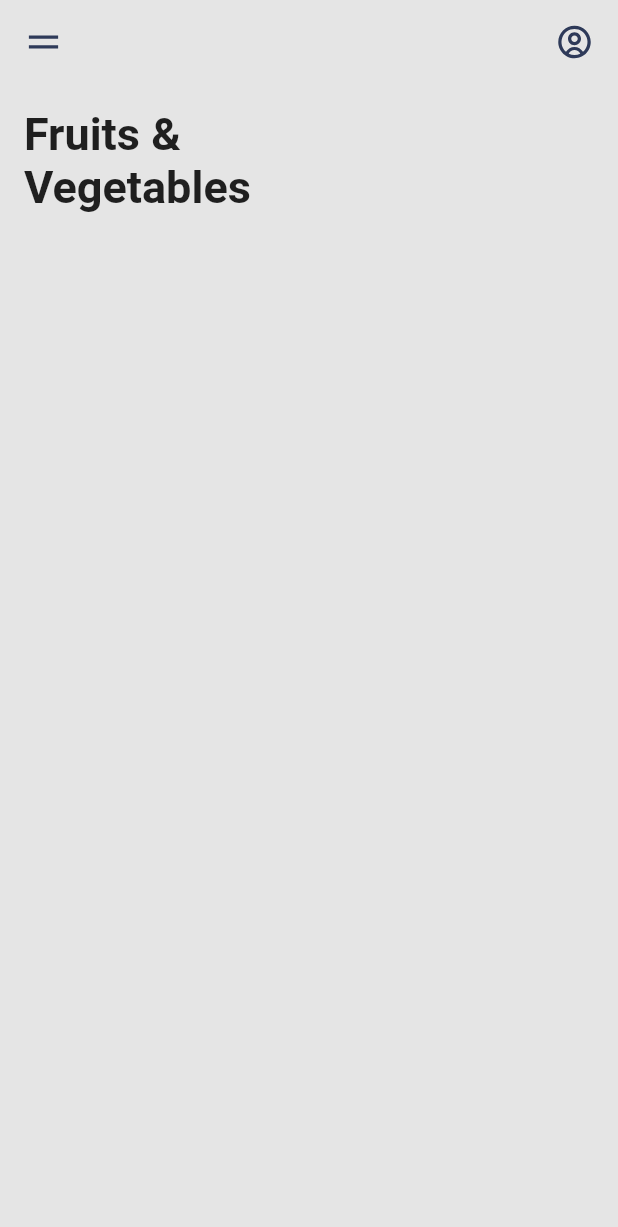
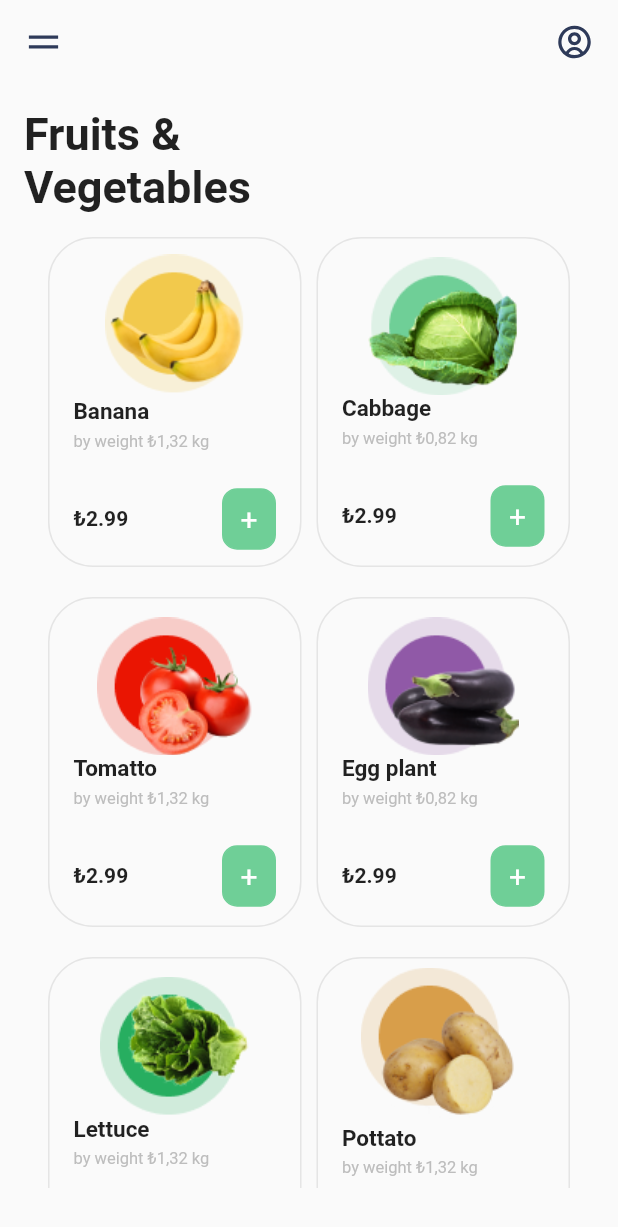
Before and after one commit to Ceyhunnnn/Flutter-E-Commerce-App, a Flutter app: the screen it shows after launch, on a phone screen of 412 x 824 dp. Shown: the top 1227 px of the screen. Run offline on Flutter 3.47's test engine with Material 2 defaults, Android fonts, the phone set to English and light mode, and no system bars; our stand-ins replace flutter_svg.

Commit message:
fruit view created.

```diff
--- /dev/null
+++ b/lib/components/card.dart
@@ -0,0 +1,16 @@
+import 'package:flutter/src/widgets/framework.dart';
+import 'package:flutter/src/widgets/placeholder.dart';
+
+class FruitCard extends StatefulWidget {
+  const FruitCard({super.key});
+
+  @override
+  State<FruitCard> createState() => _FruitCardState();
+}
+
+class _FruitCardState extends State<FruitCard> {
+  @override
+  Widget build(BuildContext context) {
+    return const Placeholder();
+  }
+}
--- /dev/null
+++ b/lib/constants/color_constant.dart
@@ -0,0 +1,5 @@
+import 'package:flutter/material.dart';
+
+final descTextColor = Color(0XFFBDBDBD);
+final borderColor = Color(0xFFE5E5E5);
+final green = Color(0XFF6FCF97);
--- a/lib/main.dart
+++ b/lib/main.dart
@@ -1,4 +1,4 @@
-import 'package:app/view/main/main_view.dart';
+import 'package:app/view/fruit/fruit_view.dart';
 import 'package:flutter/material.dart';
 
 void main() {
@@ -13,7 +13,7 @@ class MyApp extends StatelessWidget {
     return MaterialApp(
       debugShowCheckedModeBanner: false,
       title: 'Flutter E-Commerce App',
-      home: MainView(),
+      home: FruitView(),
     );
   }
 }
--- /dev/null
+++ b/lib/view/fruit/fruit_model.dart
@@ -0,0 +1,11 @@
+class FruitsVegetables {
+  late String name;
+  late String desc;
+  late double price;
+  late String photo;
+  FruitsVegetables(
+      {required this.name,
+      required this.desc,
+      required this.price,
+      required this.photo});
+}
--- /dev/null
+++ b/lib/view/fruit/fruit_view.dart
@@ -0,0 +1,152 @@
+import 'package:app/constants/color_constant.dart';
+import 'package:app/constants/padding_constant.dart';
+import 'package:app/extension/context_extension.dart';
+import 'package:app/view/fruit/fruit_view_model.dart';
+import 'package:flutter/material.dart';
+import 'package:flutter_svg/svg.dart';
+
+class FruitView extends StatefulWidget {
+  const FruitView({super.key});
+
+  @override
+  State<FruitView> createState() => _FruitViewState();
+}
+
+class _FruitViewState extends State<FruitView> {
+  FruitViewModel model = FruitViewModel();
+
+  @override
+  Widget build(BuildContext context) {
+    print(model.fruitList[0].name);
+    return Scaffold(
+      appBar: AppBar(
+        backgroundColor: Colors.transparent,
+        elevation: 0,
+        titleSpacing: 0,
+        title: Padding(
+          padding: PaddingConstant.instance.paddingNormal,
+          child: Row(
+              mainAxisAlignment: MainAxisAlignment.spaceBetween,
+              children: [
+                SvgPicture.asset(model.menuName),
+                SvgPicture.asset(model.userName)
+              ]),
+        ),
+      ),
+      body: SafeArea(
+        child: Padding(
+            padding: PaddingConstant.instance.paddingNormal,
+            child: Column(
+              children: [
+                Row(
+                  mainAxisAlignment: MainAxisAlignment.start,
+                  children: [
+                    const Text("Fruits &\nVegetables",
+                        style: TextStyle(
+                            fontWeight: FontWeight.bold, fontSize: 30)),
+                  ],
+                ),
+                Expanded(
+                  child: Padding(
+                    padding: PaddingConstant.instance.paddingNormal,
+                    child: GridView.builder(
+                        gridDelegate:
+                            const SliverGridDelegateWithMaxCrossAxisExtent(
+                                maxCrossAxisExtent: 200,
+                                mainAxisExtent: 220,
+                                crossAxisSpacing: 10,
+                                mainAxisSpacing: 20),
+                        itemCount: model.fruitList.length,
+                        itemBuilder: (BuildContext ctx, index) {
+                          return Container(
+                            decoration: BoxDecoration(
+                              border: Border.all(
+                                color: borderColor,
+                                style: BorderStyle.solid,
+                                width: 1.0,
+                              ),
+                              color: Colors.transparent,
+                              borderRadius: BorderRadius.circular(30.0),
+                            ),
+                            child: Column(
+                              mainAxisAlignment: MainAxisAlignment.center,
+                              children: [
+                                Image.asset(model.fruitList[index].photo),
+                                Padding(
+                                  padding: PaddingConstant
+                                      .instance.paddingNormalHorizontal,
+                                  child: Column(
+                                    crossAxisAlignment:
+                                        CrossAxisAlignment.start,
+                                    mainAxisAlignment: MainAxisAlignment.center,
+                                    children: [
+                                      Text(
+                                        model.fruitList[index].name,
+                                        style: const TextStyle(
+                                            fontWeight: FontWeight.bold,
+                                            fontSize: 15),
+                                      ),
+                                      SizedBox(
+                                        height: context.dynamicHeight(0.005),
+                                      ),
+                                      Text(
+                                        model.fruitList[index].desc,
+                                        style: TextStyle(
+                                            color: descTextColor, fontSize: 11),
+                                      ),
+                                      SizedBox(
+                                        height: context.dynamicHeight(0.03),
+                                      ),
+                                      Row(
+                                        mainAxisAlignment:
+                                            MainAxisAlignment.spaceBetween,
+                                        children: [
+                                          Text(
+                                            "₺" +
+                                                model.fruitList[index].price
+                                                    .toString(),
+                                            style: TextStyle(
+                                                fontWeight: FontWeight.bold),
+                                          ),
+                                          Container(
+                                            width: 36,
+                                            decoration: BoxDecoration(
+                                              border: Border.all(
+                                                color: green,
+                                                style: BorderStyle.solid,
+                                                width: 1.0,
+                                              ),
+                                              color: green,
+                                              borderRadius:
+                                                  BorderRadius.circular(10.0),
+                                            ),
+                                            child: Padding(
+                                              padding:
+                                                  const EdgeInsets.all(8.0),
+                                              child: Center(
+                                                child: Text(
+                                                  "+",
+                                                  style: TextStyle(
+                                                      fontSize: 20,
+                                                      color: Colors.white),
+                                                ),
+                                              ),
+                                            ),
+                                          )
+                                        ],
+                                      )
+                                    ],
+                                  ),
+                                ),
+                              ],
+                            ),
+                          );
+                        }),
+                  ),
+                ),
+              ],
+            )),
+      ),
+    );
+  }
+}
--- /dev/null
+++ b/lib/view/fruit/fruit_view_model.dart
@@ -0,0 +1,39 @@
+import 'package:app/view/fruit/fruit_model.dart';
+
+class FruitViewModel {
+  List<FruitsVegetables> fruitList = [
+    FruitsVegetables(
+        name: "Banana",
+        desc: "by weight ₺1,32 kg",
+        price: 2.99,
+        photo: "assets/images/banana.png"),
+    FruitsVegetables(
+        name: "Cabbage",
+        desc: "by weight ₺0,82 kg",
+        price: 2.99,
+        photo: "assets/images/cabbage.png"),
+    FruitsVegetables(
+        name: "Tomatto",
+        desc: "by weight ₺1,32 kg",
+        price: 2.99,
+        photo: "assets/images/tomatto.png"),
+    FruitsVegetables(
+        name: "Egg plant",
+        desc: "by weight ₺0,82 kg",
+        price: 2.99,
+        photo: "assets/images/eggplant.png"),
+    FruitsVegetables(
+        name: "Lettuce",
+        desc: "by weight ₺1,32 kg",
+        price: 2.99,
+        photo: "assets/images/lettuce.png"),
+    FruitsVegetables(
+        name: "Pottato",
+        desc: "by weight ₺1,32 kg",
+        price: 2.99,
+        photo: "assets/images/pottato.png")
+  ];
+
+  String menuName = "assets/images/menu.svg";
+  String userName = "assets/images/user.svg";
+}
--- a/lib/view/main/main_view.dart
+++ /dev/null
@@ -1,47 +0,0 @@
-import 'package:app/constants/padding_constant.dart';
-import 'package:app/extension/context_extension.dart';
-import 'package:flutter/material.dart';
-import 'package:flutter_svg/svg.dart';
-
-class MainView extends StatefulWidget {
-  const MainView({super.key});
-
-  @override
-  State<MainView> createState() => _MainViewState();
-}
-
-class _MainViewState extends State<MainView> {
-  final String menuName = "assets/images/menu.svg";
-  final String userName = "assets/images/user.svg";
-
-  @override
-  Widget build(BuildContext context) {
-    return Scaffold(
-      backgroundColor: const Color(0xffe5e5e5),
-      appBar: AppBar(
-        backgroundColor: Colors.transparent,
-        elevation: 0,
-        titleSpacing: 0,
-        title: Padding(
-          padding: PaddingConstant.instance.paddingNormal,
-          child: Row(
-              mainAxisAlignment: MainAxisAlignment.spaceBetween,
-              children: [
-                SvgPicture.asset(menuName),
-                SvgPicture.asset(userName)
-              ]),
-        ),
-      ),
-      body: SafeArea(
-        child: Padding(
-            padding: PaddingConstant.instance.paddingNormal,
-            child: Column(
-              children: const [
-                Text("Fruits &\nVegetables",
-                    style: TextStyle(fontWeight: FontWeight.bold, fontSize: 30))
-              ],
-            )),
-      ),
-    );
-  }
-}
```
Also changed, not shown: assets/images/banana.png (added), assets/images/cabbage.png (added), assets/images/eggplant.png (added), assets/images/lettuce.png (added), assets/images/pottato.png (added), assets/images/tomatto.png (added), 1 other file.
